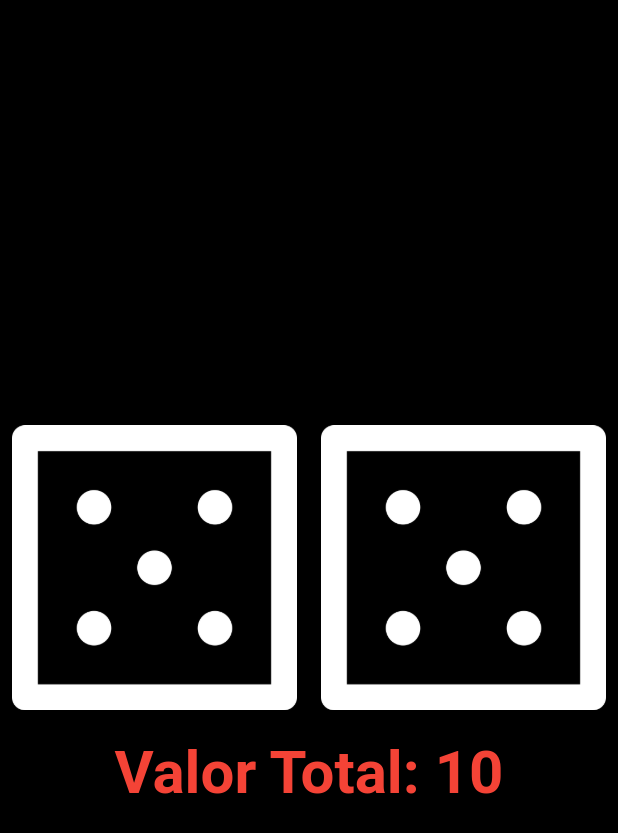
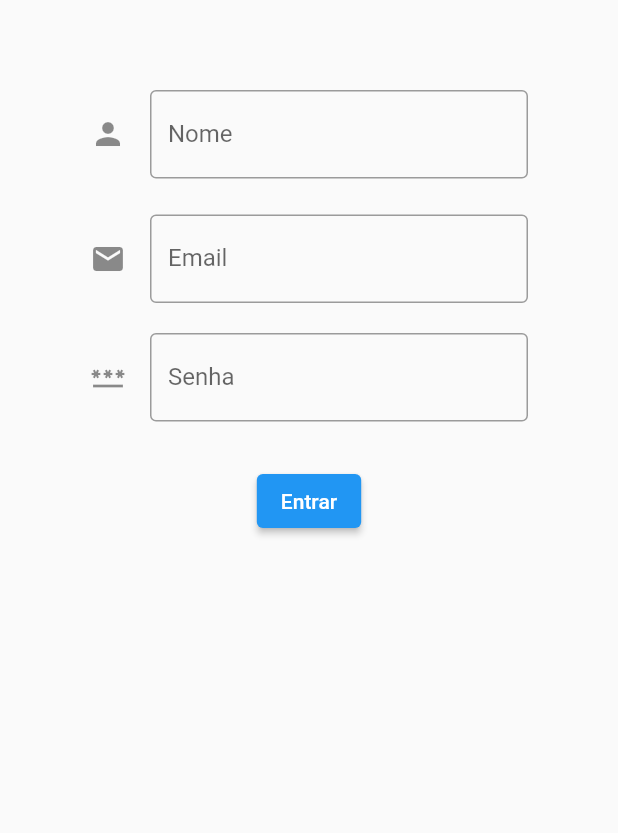
Before and after one commit to Joaopedroaquino/BasicMobx, a Flutter app: the screen it shows after launch, on a phone screen of 412 x 824 dp. Shown: the top 833 px of the screen. Run offline on Flutter 3.47's test engine with Material 2 defaults, Android fonts, the phone set to English and light mode, and no system bars; our stand-ins replace flutter_mobx, mobx; missing offline and left inert: validators2; generated files the repository leaves out were written again.

Commit message:
form project

```diff
--- /dev/null
+++ b/lib/form/form_widget.dart
@@ -0,0 +1,100 @@
+import 'package:flutter/material.dart';
+import 'package:flutter_mobx/flutter_mobx.dart';
+
+import '../store/form_store.dart';
+
+class FormPage extends StatefulWidget {
+  const FormPage({Key? key}) : super(key: key);
+
+  @override
+  _FormPageState createState() => _FormPageState();
+}
+
+class _FormPageState extends State<FormPage> {
+  //acesso ao store
+  final FormStore store = FormStore();
+
+  @override
+  void initState() {
+    super.initState();
+  }
+
+//libera memoria alocada para variaveis quando o objeto de estado e removido(destroy)
+  @override
+  void dispose() {
+    store.dispose();
+    super.dispose();
+  }
+
+  @override
+  Widget build(BuildContext context) => Scaffold(
+          body: Form(
+        child: Padding(
+          padding: const EdgeInsets.all(60),
+          child: Column(
+            children: <Widget>[
+              //obsever do campo nome
+              Observer(
+                builder: (_) => TextField(
+                  onChanged: (value) => store.name = value,
+                  decoration: InputDecoration(
+                      border: OutlineInputBorder(
+                        borderSide: BorderSide(color: Colors.red, width: 5.0),
+                      ),
+                      icon: Icon(Icons.person),
+                      labelText: 'Nome',
+                      hintText: 'Insira o nome',
+                      errorText: store.error.username),
+                ),
+              ),
+              SizedBox(height: 20),
+
+              ///animacao de progress indicator para avalidacao do campo nome
+              Observer(
+                  builder: (_) => AnimatedOpacity(
+                      duration: const Duration(milliseconds: 300),
+                      opacity: store.isUserCheckPending ? 1 : 0,
+                      child: const LinearProgressIndicator())),
+
+              //observer do campo de email
+              Observer(
+                builder: (_) => TextField(
+                  onChanged: (value) => store.email = value,
+                  decoration: InputDecoration(
+                      border: OutlineInputBorder(
+                        borderSide: BorderSide(color: Colors.red, width: 5.0),
+                      ),
+                      icon: Icon(Icons.email),
+                      labelText: 'Email',
+                      hintText: 'Insira o Email',
+                      errorText: store.error.email),
+                ),
+              ),
+              SizedBox(height: 20),
+              //obsever do campo de senha
+              Observer(
+                builder: (_) => TextField(
+                  obscureText: true,
+                  onChanged: (value) => store.password = value,
+                  decoration: InputDecoration(
+                      border: OutlineInputBorder(
+                        borderSide: BorderSide(color: Colors.red, width: 5.0),
+                      ),
+                      icon: Icon(Icons.password_outlined),
+                      labelText: 'Senha',
+                      hintText: 'Insira a senha',
+                      errorText: store.error.password),
+                ),
+              ),
+              SizedBox(
+                height: 29,
+              ),
+              ElevatedButton(
+                onPressed: store.validateAll,
+                child: const Text('Entrar'),
+              )
+            ],
+          ),
+        ),
+      ));
+}
--- a/lib/main.dart
+++ b/lib/main.dart
@@ -1,5 +1,6 @@
 import 'package:flutter/material.dart';
 import 'package:starting_mobx/dice/dice_widget.dart';
+import 'package:starting_mobx/form/form_widget.dart';
 
 void main() {
   runApp(const MyApp());
@@ -16,7 +17,7 @@ class MyApp extends StatelessWidget {
       theme: ThemeData(
         primarySwatch: Colors.blue,
       ),
-      home: const DicePage(),
+      home: const FormPage(),
     );
   }
 }
--- a/pubspec.yaml
+++ b/pubspec.yaml
@@ -36,6 +36,8 @@ dependencies:
   cupertino_icons: ^1.0.2
   mobx: ^2.0.7+5
   flutter_mobx: ^2.0.6+1
+  validators2:
+
 
 dev_dependencies:
   flutter_test:
```
Also changed, not shown: lib/store/form_store.dart (added, +129 -0 lines), lib/store/form_store.g.dart (added), pubspec.lock.
